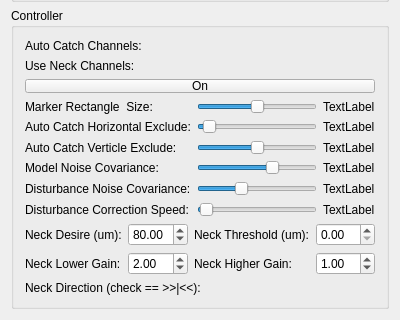
Qt form RoboDrop02/ueva/dashboard.ui (DaveSketchySpeedway/RoboDrop) before a commit; both pictures show x 0 to 400 and y 480 to 800 of the 400 by 800 pixel window.
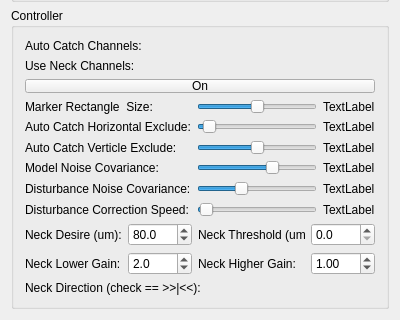
The same form after that commit.

Commit message: fixed double spinbox limit

```diff
--- a/RoboDrop02/ueva/dashboard.ui
+++ b/RoboDrop02/ueva/dashboard.ui
@@ -662,6 +662,12 @@
        <layout class="QGridLayout" name="gridLayout_4">
         <item row="0" column="3">
          <widget class="QDoubleSpinBox" name="neckThresholdSBox">
+          <property name="decimals">
+           <number>1</number>
+          </property>
+          <property name="maximum">
+           <double>1000.000000000000000</double>
+          </property>
           <property name="value">
            <double>0.000000000000000</double>
           </property>
@@ -676,6 +682,12 @@
         </item>
         <item row="0" column="1">
          <widget class="QDoubleSpinBox" name="neckDesireSBox">
+          <property name="decimals">
+           <number>1</number>
+          </property>
+          <property name="maximum">
+           <double>1000.000000000000000</double>
+          </property>
           <property name="value">
            <double>80.000000000000000</double>
           </property>
@@ -697,6 +709,9 @@
         </item>
         <item row="1" column="1">
          <widget class="QDoubleSpinBox" name="neckLowerGainSBox">
+          <property name="decimals">
+           <number>1</number>
+          </property>
           <property name="singleStep">
            <double>0.010000000000000</double>
           </property>
@@ -714,6 +729,9 @@
         </item>
         <item row="1" column="3">
          <widget class="QDoubleSpinBox" name="neckHigherGainSBox">
+          <property name="maximum">
+           <double>100.000000000000000</double>
+          </property>
           <property name="singleStep">
            <double>0.010000000000000</double>
           </property>
```
Left out of the diff: 4 changed lines with no effect on the pictures. The commit also changes 1 other file.
